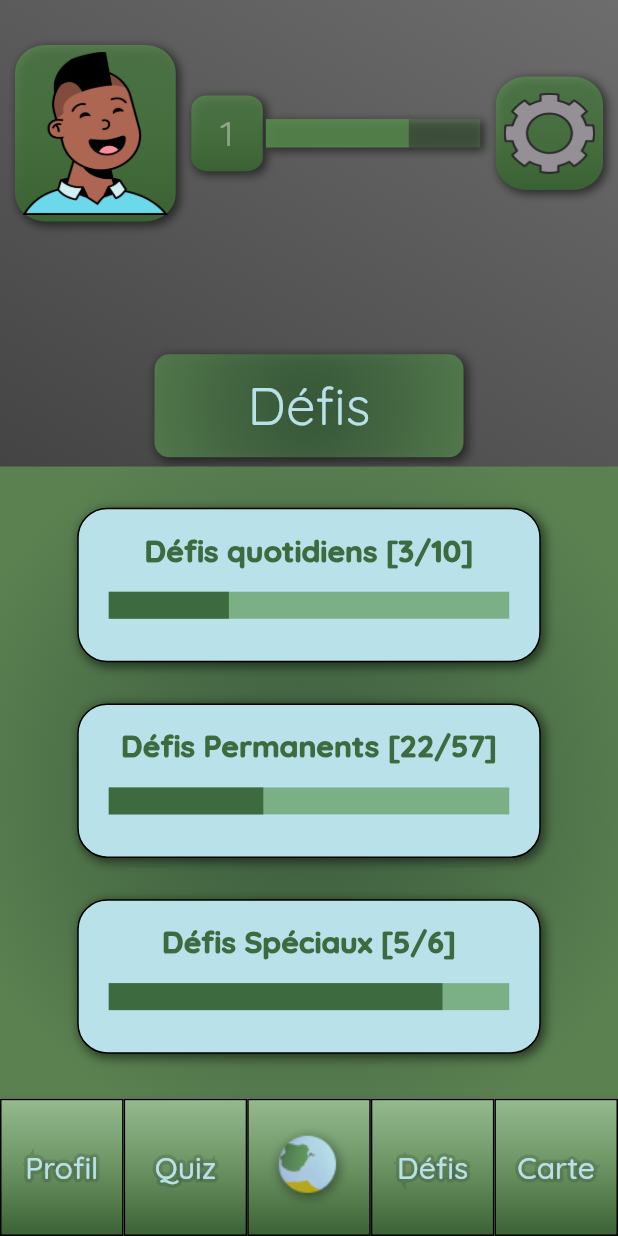
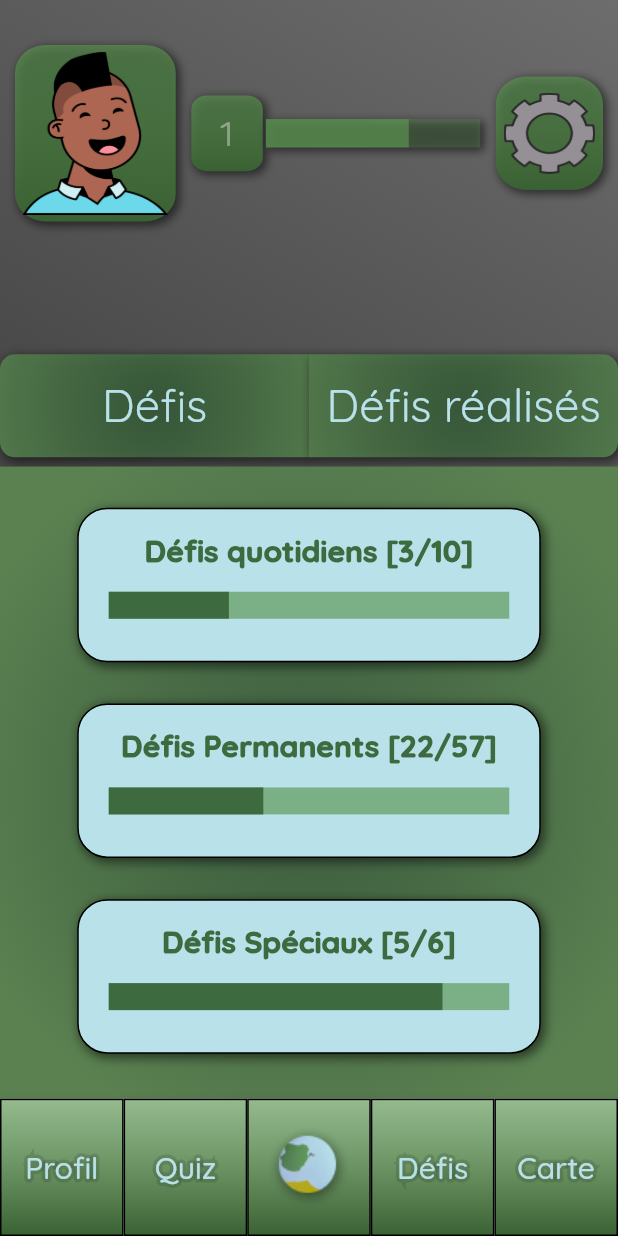
Before and after one commit to thibaultJP/save-your-planet, a Flutter app: the ScaffoldDefis screen opened by its route, on a phone screen of 412 x 824 dp. Run offline on Flutter 3.47's test engine with Material 2 defaults, Android fonts, the phone set to English and light mode, and no system bars; our stand-ins replace bottom_navy_bar, google_fonts.

Commit message:
Fin du design de la page principale des défis

```diff
--- a/lib/pageDefis.dart
+++ b/lib/pageDefis.dart
@@ -30,7 +30,9 @@ class ScaffoldDefis extends StatelessWidget {
             mainAxisAlignment: MainAxisAlignment.spaceBetween,
           children :[
             HeaderWidget(),
-            Container(
+            Row(
+              children: [
+                new Container(
                   width: width/2,
                   height: height/12,
                   margin: EdgeInsets.only(top:height/10),
@@ -41,14 +43,33 @@ class ScaffoldDefis extends StatelessWidget {
                     textAlign: TextAlign.center,
                     style: GoogleFonts.quicksand(
                     textStyle: TextStyle(
-                    fontSize: 35,
+                      fontSize: 30,
                       color: Color.fromRGBO(184, 225, 234, 1),
                       ),
                     ),
                   ),
                 ),
                 ),
-
+                new Container(
+                  width: width/2,
+                  height: height/12,
+                  margin: EdgeInsets.only(top:height/10),
+                  decoration: decorationTitreDefisRealise(),
+                  child: new Center(
+                    child:new Text(
+                      'Défis réalisés',
+                      textAlign: TextAlign.center,
+                      style: GoogleFonts.quicksand(
+                        textStyle: TextStyle(
+                          fontSize: 30,
+                          color: Color.fromRGBO(184, 225, 234, 1),
+                        ),
+                      ),
+                    ),
+                  ),
+                ),
+                ],
+              ),
             Container(
             margin: EdgeInsets.only(top: 0,bottom: 0),
             padding: EdgeInsets.all(0),
@@ -226,7 +247,24 @@ class ScaffoldDefis extends StatelessWidget {
   BoxDecoration decorationTitreDefis() {
     return BoxDecoration(
       boxShadow: [BoxShadow(color:Colors.black54, blurRadius: 5.0,spreadRadius: 0.5,offset: Offset(2.0,2.0))],
-      borderRadius: new BorderRadius.all(Radius.circular(10.0)),
+      borderRadius: new BorderRadius.only(topLeft: Radius.circular(10.0),bottomLeft: Radius.circular(10.0)),
+
+      gradient: new RadialGradient(
+        radius: 2,
+
+        colors: <Color>[
+          Color.fromRGBO(62, 106, 64, 0.72),
+          Color.fromRGBO(91, 129, 81, 1),
+
+        ],
+
+      ),
+    );
+  }
+  BoxDecoration decorationTitreDefisRealise() {
+    return BoxDecoration(
+      boxShadow: [BoxShadow(color:Colors.black54, blurRadius: 5.0,spreadRadius: 0.5,offset: Offset(2.0,2.0))],
+      borderRadius: new BorderRadius.only(topRight: Radius.circular(10.0),bottomRight: Radius.circular(10.0)),
       gradient: new RadialGradient(
         radius: 2,
 
```
Lines whose indentation alone changed are shown as unchanged.
